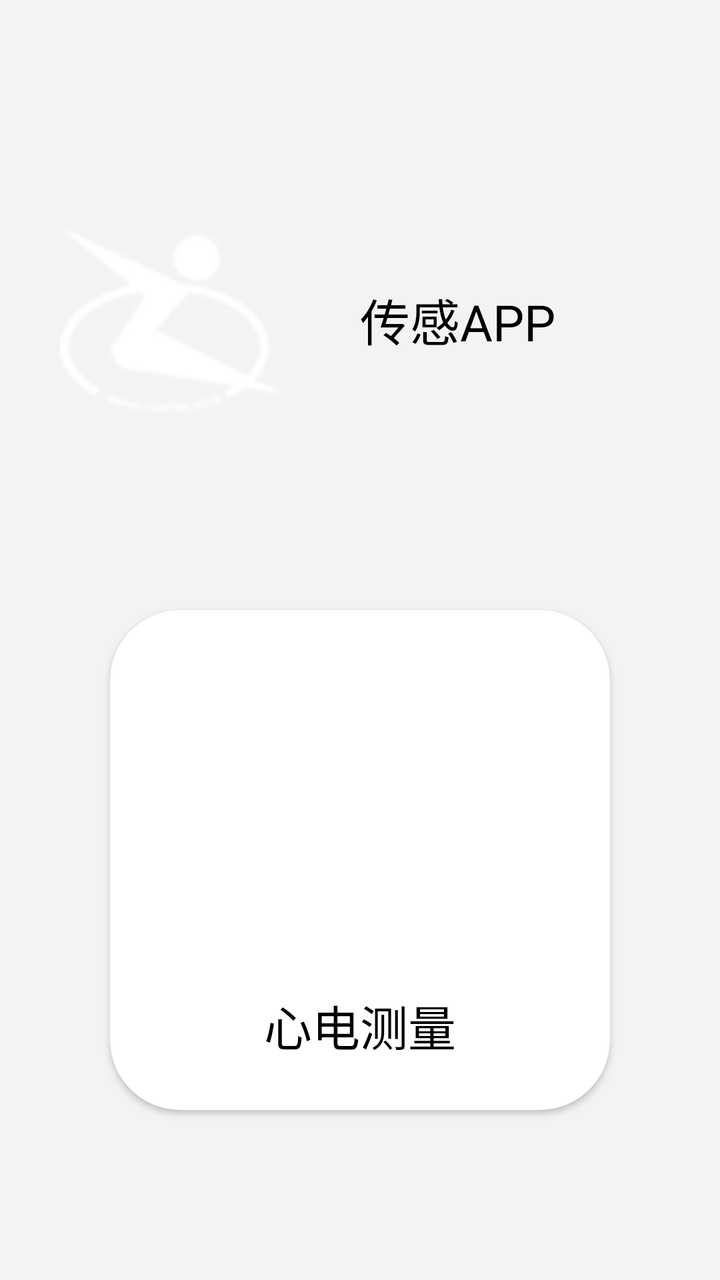
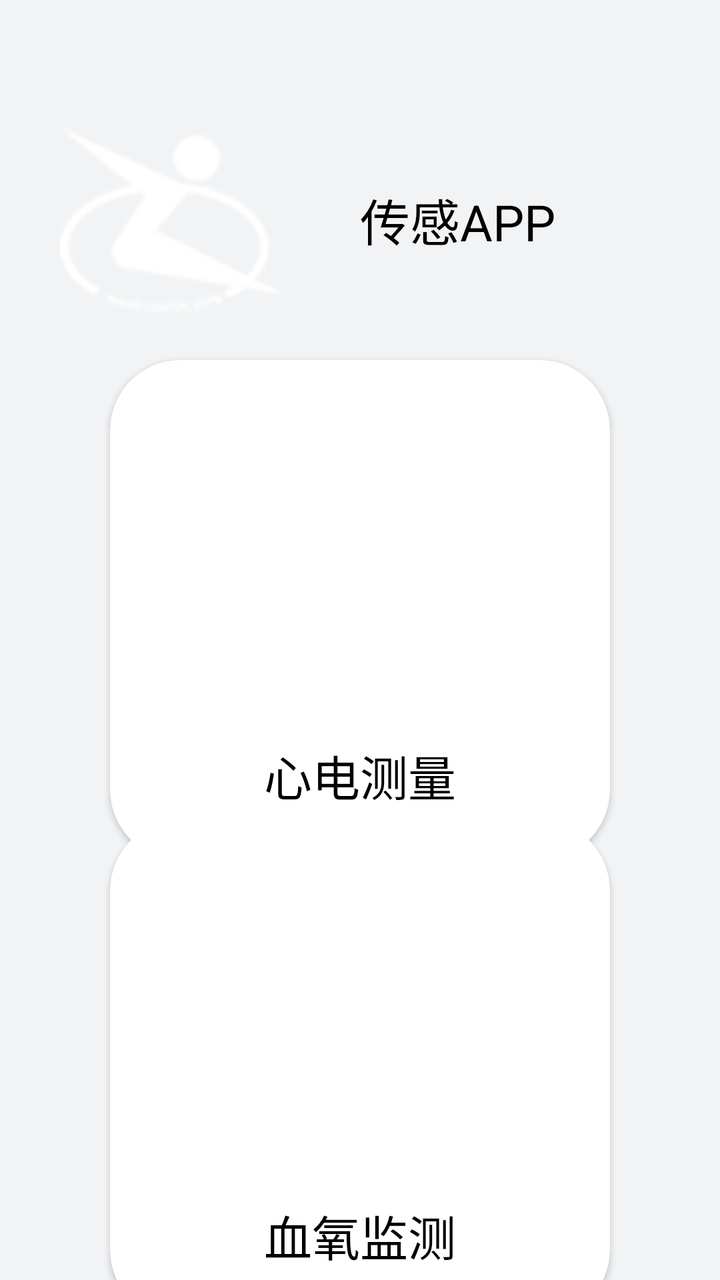

The first picture is an Android layout as it rendered before a commit; the second is the same layout after the commit. The layout source and the unified diff follow.
<!-- AndroidManifest.xml: activity theme Theme.MainPage -->
<!-- res/layout/activity_main.xml -->
<?xml version="1.0" encoding="utf-8"?>
<androidx.constraintlayout.widget.ConstraintLayout xmlns:android="http://schemas.android.com/apk/res/android"
    xmlns:app="http://schemas.android.com/apk/res-auto"
    xmlns:tools="http://schemas.android.com/tools"
    android:id="@+id/constraintLayout"
    android:layout_width="match_parent"
    android:layout_height="match_parent"
    android:background="@color/GrayBackgroundColor"
    tools:context=".MainActivity">











    


    <androidx.cardview.widget.CardView
        android:id="@+id/ECGcardView"
        android:layout_width="250dp"
        android:layout_height="250dp"
        app:cardBackgroundColor="@color/white"
        app:cardCornerRadius="35dp"
        app:layout_constraintBottom_toBottomOf="parent"
        app:layout_constraintEnd_toEndOf="parent"
        app:layout_constraintStart_toStartOf="parent"
        app:layout_constraintTop_toBottomOf="@+id/liner">

        <LinearLayout
            android:layout_width="wrap_content"
            android:layout_height="wrap_content"
            android:layout_gravity="center"
            android:orientation="horizontal">
            
            <LinearLayout
                android:id="@+id/cECG_Layout"
                android:layout_width="wrap_content"
                android:layout_height="wrap_content"
                android:orientation="vertical">

                <ImageView
                    android:layout_width="200dp"
                    android:layout_height="165dp"
                    app:srcCompat="@drawable/logo" />

                <TextView
                    android:layout_width="match_parent"
                    android:layout_height="wrap_content"
                    android:gravity="center"
                    android:text="@string/main_ECG"
                    android:textColor="@color/black"
                    android:textSize="24sp" />

            </LinearLayout>
        </LinearLayout>

    </androidx.cardview.widget.CardView>

    <LinearLayout
        android:id="@+id/liner"
        android:layout_width="match_parent"
        android:layout_height="0dp"
        android:layout_marginTop="100dp"
        app:layout_constraintEnd_toEndOf="parent"
        app:layout_constraintStart_toStartOf="parent"
        app:layout_constraintTop_toTopOf="parent">

        <ImageView

            android:id="@+id/logo"
            android:layout_width="120dp"
            android:layout_height="120dp"
            android:layout_centerHorizontal="true"
            android:layout_marginLeft="30dp"
            android:src="@drawable/aaist" />

        <TextView
            android:id="@+id/title"
            android:layout_width="wrap_content"
            android:layout_height="wrap_content"
            android:layout_gravity="center"
            android:layout_marginLeft="30dp"
            android:text="@string/app_name"
            android:textColor="@color/black"
            android:textSize="25sp" />

    </LinearLayout>

</androidx.constraintlayout.widget.ConstraintLayout>
<!-- resources referenced by this layout -->
<resources>
  <color name="GrayBackgroundColor">#F1F3F5</color>
  <color name="black">#FF000000</color>
  <color name="white">#FFFFFFFF</color>
  <!-- drawable aaist: png bitmap (drawable, 7007 bytes) -->
  <!-- drawable logo: png bitmap (drawable, 65064 bytes) -->
  <string name="app_name">传感APP</string>
  <string name="main_ECG">心电测量</string>
  <style name="Theme.MainPage" parent="Theme.AppCompat.Light.DarkActionBar">
              <item name="colorPrimaryDark">@color/GrayBackgroundColor</item>
              <item name="android:statusBarColor">@color/GrayBackgroundColor</item>
              <item name="android:textColorPrimary">@color/gray</item>
          </style>
  <color name="gray">#656565</color>
</resources>

<!-- the commit's change to res/layout/activity_main.xml (unified diff, before → after) -->
@@ -8,26 +8,13 @@
     android:background="@color/GrayBackgroundColor"
     tools:context=".MainActivity">
 
-
-
-
-
-
-
-
-
-
-
-    
-
-
     <androidx.cardview.widget.CardView
         android:id="@+id/ECGcardView"
         android:layout_width="250dp"
         android:layout_height="250dp"
         app:cardBackgroundColor="@color/white"
         app:cardCornerRadius="35dp"
-        app:layout_constraintBottom_toBottomOf="parent"
+        android:layout_marginTop="10dp"
         app:layout_constraintEnd_toEndOf="parent"
         app:layout_constraintStart_toStartOf="parent"
         app:layout_constraintTop_toBottomOf="@+id/liner">
@@ -62,11 +49,60 @@
 
     </androidx.cardview.widget.CardView>
 
+
+    <androidx.cardview.widget.CardView
+        android:id="@+id/Spo2CardView"
+        android:layout_width="250dp"
+        android:layout_height="250dp"
+        app:cardBackgroundColor="@color/white"
+        app:cardCornerRadius="35dp"
+        app:layout_constraintBottom_toBottomOf="parent"
+        app:layout_constraintEnd_toEndOf="parent"
+        app:layout_constraintStart_toStartOf="parent"
+        app:layout_constraintTop_toBottomOf="@+id/ECGcardView">
+
+        <LinearLayout
+            android:layout_width="wrap_content"
+            android:layout_height="wrap_content"
+            android:layout_gravity="center"
+            android:orientation="horizontal">
+            
+            <LinearLayout
+                android:id="@+id/Spo2_Layout"
+                android:layout_width="wrap_content"
+                android:layout_height="wrap_content"
+                android:orientation="vertical">
+
+                <ImageView
+                    android:layout_width="200dp"
+                    android:layout_height="165dp"
+                    app:srcCompat="@drawable/blood_oxygen" />
+
+                <TextView
+                    android:layout_width="match_parent"
+                    android:layout_height="wrap_content"
+                    android:gravity="center"
+                    android:text="@string/main_Spo2"
+                    android:textColor="@color/black"
+                    android:textSize="24sp" />
+
+            </LinearLayout>
+        </LinearLayout>
+
+    </androidx.cardview.widget.CardView>
+
+
+
+
+
+
+
+
     <LinearLayout
         android:id="@+id/liner"
         android:layout_width="match_parent"
         android:layout_height="0dp"
-        android:layout_marginTop="100dp"
+        android:layout_marginTop="50dp"
         app:layout_constraintEnd_toEndOf="parent"
         app:layout_constraintStart_toStartOf="parent"
         app:layout_constraintTop_toTopOf="parent">
<!-- resource entries referenced after the edit -->
@@ -4,9 +4,11 @@
   <color name="black">#FF000000</color>
   <color name="white">#FFFFFFFF</color>
   <!-- drawable aaist: png bitmap (drawable, 7007 bytes) -->
+  <!-- drawable blood_oxygen: png bitmap (drawable, 47028 bytes) -->
   <!-- drawable logo: png bitmap (drawable, 65064 bytes) -->
   <string name="app_name">传感APP</string>
   <string name="main_ECG">心电测量</string>
+  <string name="main_Spo2">血氧监测</string>
   <style name="Theme.MainPage" parent="Theme.AppCompat.Light.DarkActionBar">
               <item name="colorPrimaryDark">@color/GrayBackgroundColor</item>
               <item name="android:statusBarColor">@color/GrayBackgroundColor</item>
